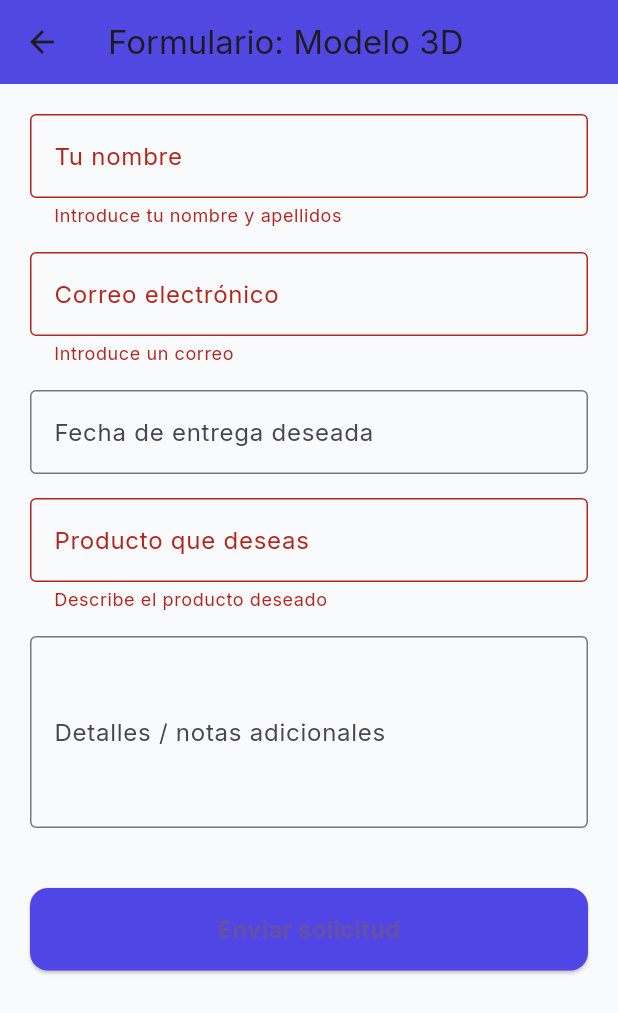
After one commit to marolc1427/fhergar_molccom_p4, a Flutter app: the CustomModelForm screen opened directly, after a tap on "Enviar solicitud", on a phone screen of 412 x 824 dp. The commit adds this screen. Shown: the top 1013 px of the screen. Run offline on Flutter 3.47's test engine with Material 3 defaults, Android fonts, the phone set to English and light mode, and no system bars; our stand-ins replace google_fonts.

Commit message:
Implementación de formulario básico y validación

```diff
--- /dev/null
+++ b/lib/views/custom_model_form.dart
@@ -0,0 +1,137 @@
+import 'package:flutter/material.dart';
+import 'dart:developer' as dev;
+
+class CustomModelForm extends StatefulWidget {
+  const CustomModelForm({super.key});
+
+  @override
+  State<CustomModelForm> createState() => _CustomModelFormState();
+}
+
+class _CustomModelFormState extends State<CustomModelForm> {
+  final _formKey = GlobalKey<FormState>();
+
+  String? _name;
+  String? _email;
+  String? _preferredDate;
+  String? _modelName;
+  String? _details;
+
+  void _submit() {
+    final formState = _formKey.currentState;
+    if (formState?.validate() ?? false) {
+      formState!.save();
+      // Simular envío
+      ScaffoldMessenger.of(
+        context,
+      ).showSnackBar(const SnackBar(content: Text('Solicitud enviada')));
+      dev.log(
+        'Solicitud -> name: $_name, email: $_email, date: $_preferredDate, model: $_modelName, details: $_details',
+      );
+    }
+  }
+
+  @override
+  Widget build(BuildContext context) {
+    return Scaffold(
+      appBar: AppBar(
+        title: const Text('Formulario: Modelo 3D'),
+        backgroundColor: const Color(0xFF4F46E5),
+        elevation: 2,
+      ),
+      body: SingleChildScrollView(
+        padding: const EdgeInsets.all(20),
+        child: Form(
+          key: _formKey,
+          child: Column(
+            crossAxisAlignment: CrossAxisAlignment.stretch,
+            children: [
+              TextFormField(
+                decoration: const InputDecoration(
+                  labelText: 'Tu nombre',
+                  border: OutlineInputBorder(),
+                ),
+                validator: (v) {
+                  if (v == null || v.trim().isEmpty)
+                    return 'Introduce tu nombre y apellidos';
+                  final parts = v.trim().split(RegExp(r"\s+"));
+                  if (parts.length < 2) return 'Introduce al menos un apellido';
+                  // Asegurar que el apellido tiene más de una letra
+                  if (parts.last.length < 2)
+                    return 'Introduce un apellido válido';
+                  return null;
+                },
+                onSaved: (v) => _name = v?.trim(),
+              ),
+              const SizedBox(height: 16),
+              TextFormField(
+                keyboardType: TextInputType.emailAddress,
+                decoration: const InputDecoration(
+                  labelText: 'Correo electrónico',
+                  border: OutlineInputBorder(),
+                ),
+                validator: (v) {
+                  if (v == null || v.trim().isEmpty)
+                    return 'Introduce un correo';
+                  final emailRegex = RegExp(r"^[^@\s]+@[^@\s]+\.[^@\s]+$");
+                  if (!emailRegex.hasMatch(v.trim())) return 'Correo no válido';
+                  return null;
+                },
+                onSaved: (v) => _email = v?.trim(),
+              ),
+              const SizedBox(height: 16),
+              TextFormField(
+                decoration: const InputDecoration(
+                  labelText: 'Fecha de entrega deseada',
+                  hintText: 'YYYY-MM-DD',
+                  border: OutlineInputBorder(),
+                ),
+                keyboardType: TextInputType.datetime,
+                onSaved: (v) => _preferredDate = v?.trim(),
+              ),
+              const SizedBox(height: 16),
+              TextFormField(
+                decoration: const InputDecoration(
+                  labelText: 'Producto que deseas',
+                  border: OutlineInputBorder(),
+                ),
+                validator: (v) {
+                  if (v == null || v.trim().isEmpty)
+                    return 'Describe el producto deseado';
+                  return null;
+                },
+                onSaved: (v) => _modelName = v?.trim(),
+              ),
+              const SizedBox(height: 16),
+              TextFormField(
+                maxLines: 4,
+                decoration: const InputDecoration(
+                  labelText: 'Detalles / notas adicionales',
+                  border: OutlineInputBorder(),
+                ),
+                onSaved: (v) => _details = v?.trim(),
+                onChanged: (v) => dev.log('Detalle: $v'),
+              ),
+              const SizedBox(height: 16),
+              const SizedBox(height: 24),
+              ElevatedButton(
+                style: ElevatedButton.styleFrom(
+                  backgroundColor: const Color(0xFF4F46E5),
+                  padding: const EdgeInsets.symmetric(vertical: 16),
+                  shape: RoundedRectangleBorder(
+                    borderRadius: BorderRadius.circular(12),
+                  ),
+                ),
+                onPressed: _submit,
+                child: const Text(
+                  'Enviar solicitud',
+                  style: TextStyle(fontSize: 16, fontWeight: FontWeight.bold),
+                ),
+              ),
+            ],
+          ),
+        ),
+      ),
+    );
+  }
+}
--- a/lib/views/list_view.dart
+++ b/lib/views/list_view.dart
@@ -3,6 +3,7 @@ import 'package:flutter/material.dart';
 import 'package:url_launcher/url_launcher.dart';
 import '../models/item.dart';
 import 'detail_view.dart';
+import 'custom_model_form.dart';
 
 class ListViewPage extends StatefulWidget {
   const ListViewPage({super.key});
@@ -241,7 +242,39 @@ class _ListViewPageState extends State<ListViewPage>
                 } else {
                   return Column(
                     children: [
-                      const SizedBox(height: 30),
+                      const SizedBox(height: 20),
+                      Padding(
+                        padding: const EdgeInsets.symmetric(horizontal: 8.0),
+                        child: SizedBox(
+                          width: double.infinity,
+                          child: ElevatedButton(
+                            style: ElevatedButton.styleFrom(
+                              backgroundColor: const Color(0xFF4F46E5),
+                              padding: const EdgeInsets.symmetric(vertical: 16),
+                              shape: RoundedRectangleBorder(
+                                borderRadius: BorderRadius.circular(12),
+                              ),
+                            ),
+                            onPressed: () {
+                              Navigator.push(
+                                context,
+                                MaterialPageRoute(
+                                  builder: (context) => const CustomModelForm(),
+                                ),
+                              );
+                            },
+                            child: const Text(
+                              'Pedido modelo 3D personalizado',
+                              style: TextStyle(
+                                color: Colors.white,
+                                fontSize: 18,
+                                fontWeight: FontWeight.bold,
+                              ),
+                            ),
+                          ),
+                        ),
+                      ),
+                      const SizedBox(height: 20),
                       Row(
                         mainAxisAlignment: MainAxisAlignment.spaceEvenly,
                         crossAxisAlignment: CrossAxisAlignment.center,
```
